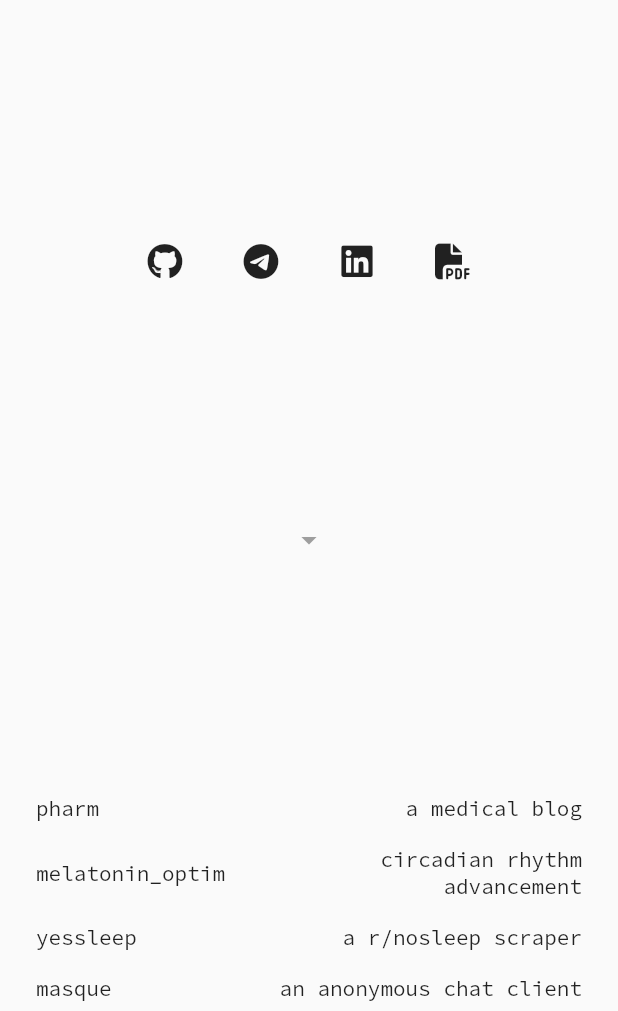
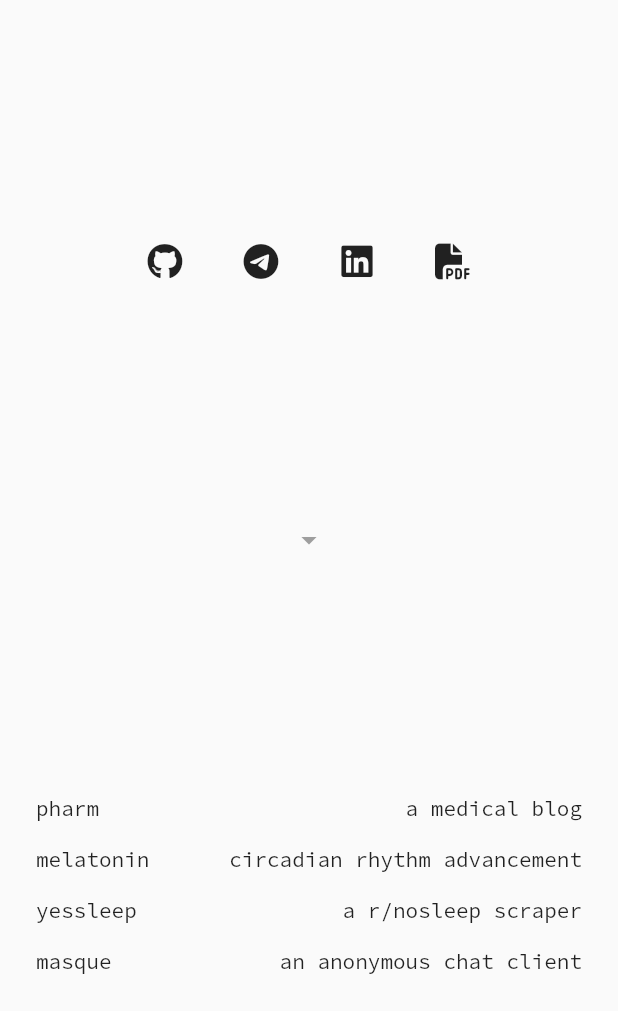
Before and after one commit to tytydraco/tytydraco_xyz, a Flutter app: the screen it shows after launch, scrolled down 168 dp, on a phone screen of 412 x 824 dp, the part 225-1236 px from its top. Run offline on Flutter 3.47's test engine with Material 2 defaults, Android fonts, the phone set to English and light mode, and no system bars; our stand-ins replace font_awesome_flutter.

Commit message:
config: fix
Signed-off-by: Tyler Nijmeh <tylernij@gmail.com>

```diff
--- a/lib/src/config.dart
+++ b/lib/src/config.dart
@@ -61,7 +61,7 @@ const List<SubpageModel> subpages = [
     url: 'https://pharm.tytydraco.xyz',
   ),
   SubpageModel(
-    name: 'melatonin_optim',
+    name: 'melatonin',
     description: 'circadian rhythm advancement',
     url: 'https://melatonin_optim.tytydraco.xyz',
   ),
```
Also changed, not shown: 1 other file.
